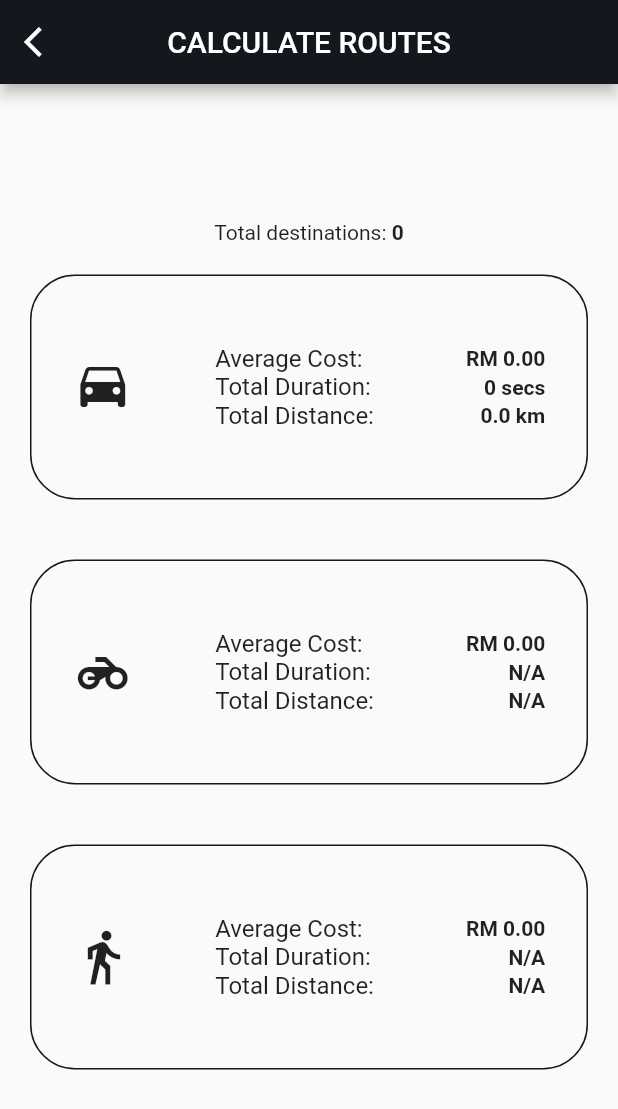
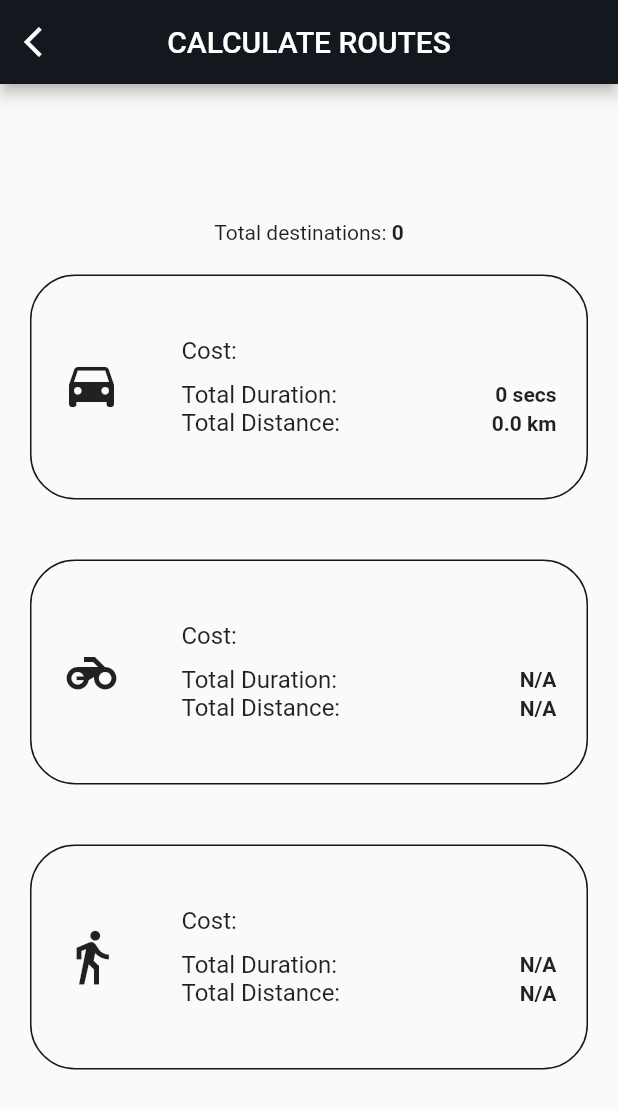
Before and after one commit to syafiqfadli/travel_ease_app, a Flutter app: the CalculatePage screen opened directly, on a phone screen of 412 x 824 dp. Shown: the top 1109 px of the screen. Run offline on Flutter 3.47's test engine with Material 2 defaults, Android fonts, the phone set to English and light mode, and no system bars; drawn by our look-alikes of auto_size_text; our stand-ins replace bloc, dartz, equatable, flutter_bloc, flutter_dotenv, geolocator and 3 more; missing offline and left inert: google_map_polyline_new; accounts and stored records are empty; network calls fail.

Commit message:
Changed calculate and display cost method

```diff
--- a/lib/src/features/app/features/map/presentation/bloc/calculate_route_state.dart
+++ b/lib/src/features/app/features/map/presentation/bloc/calculate_route_state.dart
@@ -20,7 +20,7 @@ final class CalculateRouteLoading extends CalculateRouteState {
 
 final class CalculateRouteLoaded extends CalculateRouteState {
   final DirectionEntity direction;
-  final double cost;
+  final Map<String, double> cost;
 
   const CalculateRouteLoaded({required this.direction, required this.cost});
 
--- a/lib/src/features/app/features/map/presentation/pages/calculate_page.dart
+++ b/lib/src/features/app/features/map/presentation/pages/calculate_page.dart
@@ -58,7 +58,7 @@ class _CalculatePageState extends State<CalculatePage> {
             }
 
             if (state is CalculateRouteLoaded) {
-              final double cost = state.cost;
+              final Map<String, double> cost = state.cost;
               final DirectionEntity direction = state.direction;
               final int destination = showRouteCubit.state.length;
 
--- a/lib/src/features/app/features/map/presentation/widgets/calculate_result_card.dart
+++ b/lib/src/features/app/features/map/presentation/widgets/calculate_result_card.dart
@@ -3,10 +3,11 @@ import 'package:flutter/material.dart';
 import 'package:travel_ease_app/src/core/utils/constants.dart';
 import 'package:travel_ease_app/src/core/utils/helper.dart';
 import 'package:travel_ease_app/src/features/app/core/domain/entities/place/direction_entity.dart';
+import 'package:travel_ease_app/src/features/app/core/presentation/widgets/column_builder.dart';
 
 class CalculateResultCard extends StatelessWidget {
   final String mode;
-  final double cost;
+  final Map<String, double> cost;
   final DirectionEntity? direction;
 
   const CalculateResultCard({
@@ -38,22 +39,20 @@ class CalculateResultCard extends StatelessWidget {
               size: 40,
             ),
             SizedBox(
-              width: 220,
+              width: 250,
               child: Column(
                 mainAxisAlignment: MainAxisAlignment.center,
                 crossAxisAlignment: CrossAxisAlignment.start,
                 children: [
-                  item(
-                    'Average Cost: ',
-                    "RM ${((cost * 10).roundToDouble() / 10).toStringAsFixed(2)}",
-                  ),
-                  item(
+                  _totalItem('Cost: ', cost),
+                  const SizedBox(height: 10),
+                  _directionItem(
                     'Total Duration:  ',
                     direction == null
                         ? 'N/A'
                         : TimeHelper.convertSecondsToTime(direction!.duration),
                   ),
-                  item(
+                  _directionItem(
                     'Total Distance:  ',
                     direction == null
                         ? 'N/A'
@@ -68,7 +67,7 @@ class CalculateResultCard extends StatelessWidget {
     );
   }
 
-  Widget item(String title, String value) {
+  Widget _directionItem(String title, String value) {
     return Row(
       mainAxisAlignment: MainAxisAlignment.spaceBetween,
       children: [
@@ -88,4 +87,51 @@ class CalculateResultCard extends StatelessWidget {
       ],
     );
   }
+
+  Widget _totalItem(String title, Map<String, double> cost) {
+    return Row(
+      mainAxisAlignment: MainAxisAlignment.spaceBetween,
+      crossAxisAlignment: CrossAxisAlignment.start,
+      children: [
+        Text(
+          title,
+          style: const TextStyle(fontSize: 16),
+        ),
+        ColumnBuilder(
+          itemCount: cost.length,
+          itemBuilder: (context, index) {
+            String category = cost.keys.elementAt(index);
+            double total = cost[category]!;
+
+            return SizedBox(
+              width: 120,
+              child: Row(
+                mainAxisAlignment: MainAxisAlignment.spaceBetween,
+                children: [
+                  Flexible(
+                    child: AutoSizeText(
+                      'RM${total.toStringAsFixed(2)}',
+                      maxLines: 1,
+                      style: const TextStyle(
+                        fontWeight: FontWeight.bold,
+                      ),
+                    ),
+                  ),
+                  Flexible(
+                    child: AutoSizeText(
+                      '($category)',
+                      maxLines: 1,
+                      style: const TextStyle(
+                        fontWeight: FontWeight.bold,
+                      ),
+                    ),
+                  ),
+                ],
+              ),
+            );
+          },
+        ),
+      ],
+    );
+  }
 }
--- a/lib/src/features/app/features/near_me/presentation/widgets/has_details.dart
+++ b/lib/src/features/app/features/near_me/presentation/widgets/has_details.dart
@@ -2,7 +2,7 @@ import 'package:auto_size_text/auto_size_text.dart';
 import 'package:flutter/material.dart';
 import 'package:travel_ease_app/src/core/utils/constants.dart';
 import 'package:travel_ease_app/src/features/app/core/domain/entities/place/place_entity.dart';
-import 'package:travel_ease_app/src/features/app/features/near_me/presentation/widgets/column_builder.dart';
+import 'package:travel_ease_app/src/features/app/core/presentation/widgets/column_builder.dart';
 
 class HasDetails extends StatelessWidget {
   final PlaceEntity place;
```
Also changed, not shown: lib/src/features/app/features/map/presentation/bloc/calculate_route_cubit.dart (+11 -12 lines), lib/src/features/app/core/presentation/widgets/column_builder.dart (renamed from lib/src/features/app/features/near_me/presentation/widgets/column_builder.dart).
